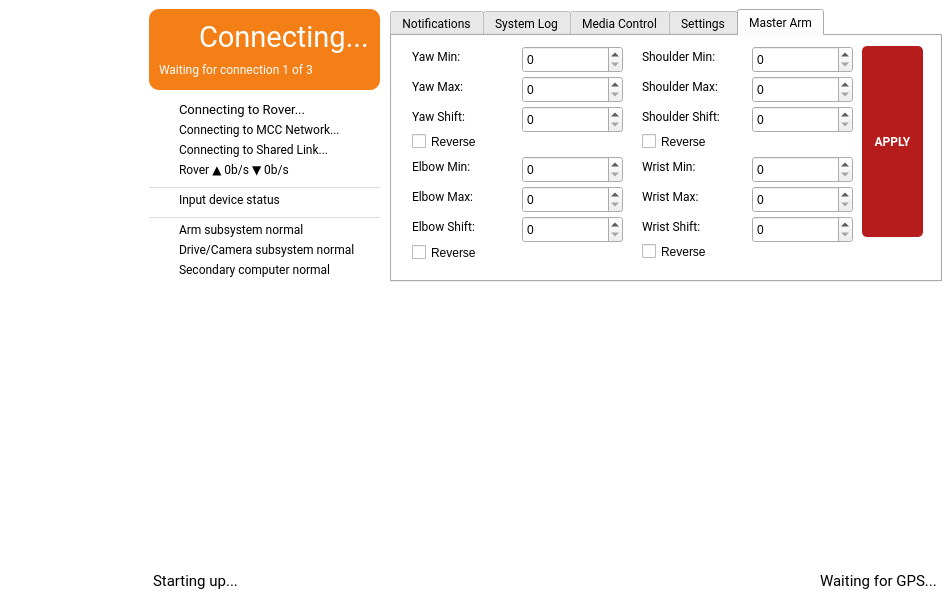
Old version of the form MissionControl/soromainwindow.ui in the repository wuspy/soro.
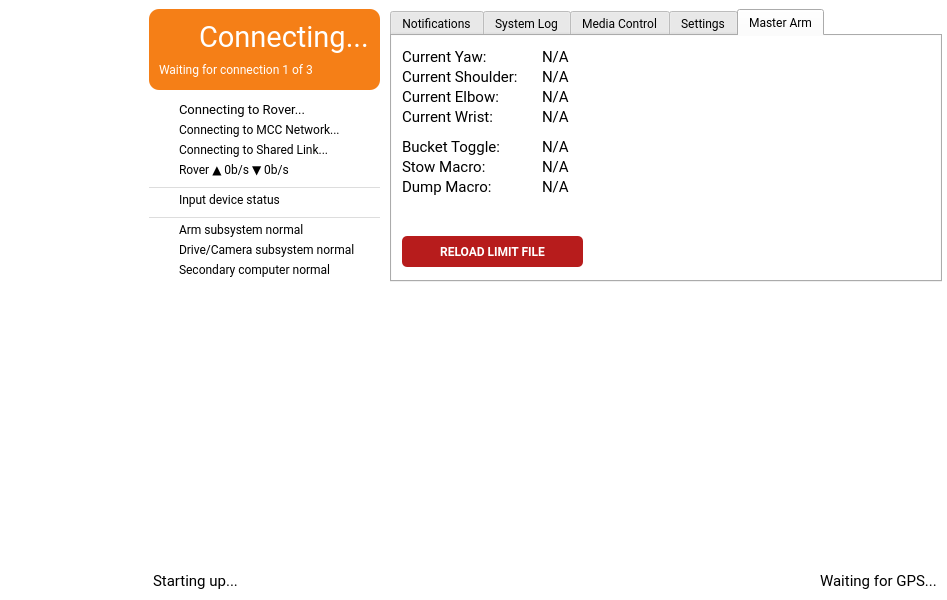
New version of the form. The open tabs and pages were chosen to show the change. Custom widgets are drawn as their Qt base class.

Commit message: Add master arm configuration page

What changed in the file:
```diff
--- a/MissionControl/soromainwindow.ui
+++ b/MissionControl/soromainwindow.ui
@@ -924,473 +924,13 @@
         <attribute name="title">
          <string>Master Arm</string>
         </attribute>
-        <widget class="QSpinBox" name="spinBox">
+        <widget class="QPushButton" name="masterarm_reloadFileButton">
          <property name="geometry">
           <rect>
-           <x>130</x>
-           <y>10</y>
-           <width>101</width>
-           <height>27</height>
-          </rect>
-         </property>
-         <property name="maximum">
-          <number>65535</number>
-         </property>
-         <property name="singleStep">
-          <number>10</number>
-         </property>
-        </widget>
-        <widget class="QLabel" name="label_2">
-         <property name="geometry">
-          <rect>
-           <x>20</x>
-           <y>10</y>
-           <width>111</width>
-           <height>21</height>
-          </rect>
-         </property>
-         <property name="font">
-          <font>
-           <family>Roboto</family>
-          </font>
-         </property>
-         <property name="text">
-          <string>Yaw Min:</string>
-         </property>
-        </widget>
-        <widget class="QLabel" name="label_3">
-         <property name="geometry">
-          <rect>
-           <x>20</x>
-           <y>40</y>
-           <width>111</width>
-           <height>21</height>
-          </rect>
-         </property>
-         <property name="font">
-          <font>
-           <family>Roboto</family>
-          </font>
-         </property>
-         <property name="text">
-          <string>Yaw Max:</string>
-         </property>
-        </widget>
-        <widget class="QSpinBox" name="yawMaxSpinBox">
-         <property name="geometry">
-          <rect>
-           <x>130</x>
-           <y>40</y>
-           <width>101</width>
-           <height>27</height>
-          </rect>
-         </property>
-         <property name="maximum">
-          <number>65535</number>
-         </property>
-         <property name="singleStep">
-          <number>10</number>
-         </property>
-        </widget>
-        <widget class="QLabel" name="label_4">
-         <property name="geometry">
-          <rect>
-           <x>20</x>
-           <y>70</y>
-           <width>111</width>
-           <height>21</height>
-          </rect>
-         </property>
-         <property name="font">
-          <font>
-           <family>Roboto</family>
-          </font>
-         </property>
-         <property name="text">
-          <string>Yaw Shift:</string>
-         </property>
-        </widget>
-        <widget class="QSpinBox" name="yawShiftSpinBox">
-         <property name="geometry">
-          <rect>
-           <x>130</x>
-           <y>70</y>
-           <width>101</width>
-           <height>27</height>
-          </rect>
-         </property>
-         <property name="maximum">
-          <number>65535</number>
-         </property>
-         <property name="singleStep">
-          <number>10</number>
-         </property>
-        </widget>
-        <widget class="QLabel" name="label_5">
-         <property name="geometry">
-          <rect>
-           <x>20</x>
-           <y>150</y>
-           <width>111</width>
-           <height>21</height>
-          </rect>
-         </property>
-         <property name="font">
-          <font>
-           <family>Roboto</family>
-          </font>
-         </property>
-         <property name="text">
-          <string>Elbow Max:</string>
-         </property>
-        </widget>
-        <widget class="QLabel" name="label_6">
-         <property name="geometry">
-          <rect>
-           <x>20</x>
-           <y>180</y>
-           <width>111</width>
-           <height>21</height>
-          </rect>
-         </property>
-         <property name="font">
-          <font>
-           <family>Roboto</family>
-          </font>
-         </property>
-         <property name="text">
-          <string>Elbow Shift:</string>
-         </property>
-        </widget>
-        <widget class="QLabel" name="label_7">
-         <property name="geometry">
-          <rect>
-           <x>20</x>
-           <y>120</y>
-           <width>111</width>
-           <height>21</height>
-          </rect>
-         </property>
-         <property name="font">
-          <font>
-           <family>Roboto</family>
-          </font>
-         </property>
-         <property name="text">
-          <string>Elbow Min:</string>
-         </property>
-        </widget>
-        <widget class="QSpinBox" name="elbowShiftSpinBox">
-         <property name="geometry">
-          <rect>
-           <x>130</x>
-           <y>180</y>
-           <width>101</width>
-           <height>27</height>
-          </rect>
-         </property>
-         <property name="maximum">
-          <number>65535</number>
-         </property>
-         <property name="singleStep">
-          <number>10</number>
-         </property>
-        </widget>
-        <widget class="QSpinBox" name="elbowMaxSpinBox">
-         <property name="geometry">
-          <rect>
-           <x>130</x>
-           <y>150</y>
-           <width>101</width>
-           <height>27</height>
-          </rect>
-         </property>
-         <property name="maximum">
-          <number>65535</number>
-         </property>
-         <property name="singleStep">
-          <number>10</number>
-         </property>
-        </widget>
-        <widget class="QSpinBox" name="elbowMinSpinBox">
-         <property name="geometry">
-          <rect>
-           <x>130</x>
-           <y>120</y>
-           <width>101</width>
-           <height>27</height>
-          </rect>
-         </property>
-         <property name="maximum">
-          <number>65535</number>
-         </property>
-         <property name="singleStep">
-          <number>10</number>
-         </property>
-        </widget>
-        <widget class="QLabel" name="label_8">
-         <property name="geometry">
-          <rect>
-           <x>250</x>
-           <y>70</y>
-           <width>111</width>
-           <height>21</height>
-          </rect>
-         </property>
-         <property name="font">
-          <font>
-           <family>Roboto</family>
-          </font>
-         </property>
-         <property name="text">
-          <string>Shoulder Shift:</string>
-         </property>
-        </widget>
-        <widget class="QSpinBox" name="shoulderMaxSpinBox">
-         <property name="geometry">
-          <rect>
-           <x>360</x>
-           <y>40</y>
-           <width>101</width>
-           <height>27</height>
-          </rect>
-         </property>
-         <property name="maximum">
-          <number>65535</number>
-         </property>
-         <property name="singleStep">
-          <number>10</number>
-         </property>
-        </widget>
-        <widget class="QSpinBox" name="shoulderShiftSpinBox">
-         <property name="geometry">
-          <rect>
-           <x>360</x>
-           <y>70</y>
-           <width>101</width>
-           <height>27</height>
-          </rect>
-         </property>
-         <property name="maximum">
-          <number>65535</number>
-         </property>
-         <property name="singleStep">
-          <number>10</number>
-         </property>
-        </widget>
-        <widget class="QSpinBox" name="shoulderMinSpinBox">
-         <property name="geometry">
-          <rect>
-           <x>360</x>
-           <y>10</y>
-           <width>101</width>
-           <height>27</height>
-          </rect>
-         </property>
-         <property name="maximum">
-          <number>65535</number>
-         </property>
-         <property name="singleStep">
-          <number>10</number>
-         </property>
-        </widget>
-        <widget class="QLabel" name="label_9">
-         <property name="geometry">
-          <rect>
-           <x>250</x>
-           <y>40</y>
-           <width>111</width>
-           <height>21</height>
-          </rect>
-         </property>
-         <property name="font">
-          <font>
-           <family>Roboto</family>
-          </font>
-         </property>
-         <property name="text">
-          <string>Shoulder Max:</string>
-         </property>
-        </widget>
-        <widget class="QLabel" name="label_10">
-         <property name="geometry">
-          <rect>
-           <x>250</x>
-           <y>10</y>
-           <width>111</width>
-           <height>21</height>
-          </rect>
-         </property>
-         <property name="font">
-          <font>
-           <family>Roboto</family>
-          </font>
-         </property>
-         <property name="text">
-          <string>Shoulder Min:</string>
-         </property>
-        </widget>
-        <widget class="QLabel" name="label_11">
-         <property name="geometry">
-          <rect>
-           <x>250</x>
-           <y>180</y>
-           <width>111</width>
-           <height>21</height>
-          </rect>
-         </property>
-         <property name="font">
-          <font>
-           <family>Roboto</family>
-          </font>
-         </property>
-         <property name="text">
-          <string>Wrist Shift:</string>
-         </property>
-        </widget>
-        <widget class="QSpinBox" name="wristMinSpinBox">
-         <property name="geometry">
-          <rect>
-           <x>360</x>
-           <y>120</y>
-           <width>101</width>
-           <height>27</height>
-          </rect>
-         </property>
-         <property name="maximum">
-          <number>65535</number>
-         </property>
-         <property name="singleStep">
-          <number>10</number>
-         </property>
-        </widget>
-        <widget class="QLabel" name="label_12">
-         <property name="geometry">
-          <rect>
-           <x>250</x>
-           <y>120</y>
-           <width>111</width>
-           <height>21</height>
-          </rect>
-         </property>
-         <property name="font">
-          <font>
-           <family>Roboto</family>
-          </font>
-         </property>
-         <property name="text">
-          <string>Wrist Min:</string>
-         </property>
-        </widget>
-        <widget class="QLabel" name="label_13">
-         <property name="geometry">
-          <rect>
-           <x>250</x>
-           <y>150</y>
-           <width>111</width>
-           <height>21</height>
-          </rect>
-         </property>
-         <property name="font">
-          <font>
-           <family>Roboto</family>
-          </font>
-         </property>
-         <property name="text">
-          <string>Wrist Max:</string>
-         </property>
-        </widget>
-        <widget class="QSpinBox" name="wristShiftSpinBox">
-         <property name="geometry">
-          <rect>
-           <x>360</x>
-           <y>180</y>
-           <width>101</width>
-           <height>27</height>
-          </rect>
-         </property>
-         <property name="maximum">
-          <number>65535</number>
-         </property>
-         <property name="singleStep">
-          <number>10</number>
-         </property>
-        </widget>
-        <widget class="QSpinBox" name="wristMaxSpinBox">
-         <property name="geometry">
-          <rect>
-           <x>360</x>
-           <y>150</y>
-           <width>101</width>
-           <height>27</height>
-          </rect>
-         </property>
-         <property name="maximum">
-          <number>65535</number>
-         </property>
-         <property name="singleStep">
-          <number>10</number>
-         </property>
-        </widget>
-        <widget class="QCheckBox" name="elbowReverseCheckBox">
-         <property name="geometry">
-          <rect>
-           <x>20</x>
-           <y>201</y>
-           <width>97</width>
-           <height>31</height>
-          </rect>
-         </property>
-         <property name="text">
-          <string>Reverse</string>
-         </property>
-        </widget>
-        <widget class="QCheckBox" name="yawReverseCheckBox">
-         <property name="geometry">
-          <rect>
-           <x>20</x>
-           <y>90</y>
-           <width>97</width>
-           <height>31</height>
-          </rect>
-         </property>
-         <property name="text">
-          <string>Reverse</string>
-         </property>
-        </widget>
-        <widget class="QCheckBox" name="shoulderReverseCheckBox">
-         <property name="geometry">
-          <rect>
-           <x>250</x>
-           <y>90</y>
-           <width>97</width>
-           <height>31</height>
-          </rect>
-         </property>
-         <property name="text">
-          <string>Reverse</string>
-         </property>
-        </widget>
-        <widget class="QCheckBox" name="wristReverseCheckBox">
-         <property name="geometry">
-          <rect>
-           <x>250</x>
+           <x>10</x>
            <y>200</y>
-           <width>97</width>
+           <width>181</width>
            <height>31</height>
-          </rect>
-         </property>
-         <property name="text">
-          <string>Reverse</string>
-         </property>
-        </widget>
-        <widget class="QPushButton" name="applyMasterArmUpdateButton">
-         <property name="geometry">
-          <rect>
-           <x>470</x>
-           <y>10</y>
-           <width>61</width>
-           <height>191</height>
           </rect>
          </property>
          <property name="font">
@@ -1406,12 +946,306 @@
 background-color: #b71c1c;</string>
          </property>
          <property name="text">
-          <string>APPLY</string>
+          <string>RELOAD LIMIT FILE</string>
          </property>
          <property name="flat">
           <bool>true</bool>
          </property>
         </widget>
+        <widget class="QLabel" name="sys_armSubsystemLabel_2">
+         <property name="geometry">
+          <rect>
+           <x>10</x>
+           <y>10</y>
+           <width>131</width>
+           <height>21</height>
+          </rect>
+         </property>
+         <property name="font">
+          <font>
+           <family>Roboto</family>
+           <pointsize>11</pointsize>
+           <weight>50</weight>
+           <bold>false</bold>
+          </font>
+         </property>
+         <property name="text">
+          <string>Current Yaw:</string>
+         </property>
+        </widget>
+        <widget class="QLabel" name="sys_armSubsystemLabel_3">
+         <property name="geometry">
+          <rect>
+           <x>10</x>
+           <y>30</y>
+           <width>131</width>
+           <height>21</height>
+          </rect>
+         </property>
+         <property name="font">
+          <font>
+           <family>Roboto</family>
+           <pointsize>11</pointsize>
+           <weight>50</weight>
+           <bold>false</bold>
+          </font>
+         </property>
+         <property name="text">
+          <string>Current Shoulder:</string>
+         </property>
+        </widget>
+        <widget class="QLabel" name="sys_armSubsystemLabel_4">
+         <property name="geometry">
+          <rect>
+           <x>10</x>
+           <y>50</y>
+           <width>131</width>
+           <height>21</height>
+          </rect>
+         </property>
+         <property name="font">
+          <font>
+           <family>Roboto</family>
+           <pointsize>11</pointsize>
+           <weight>50</weight>
+           <bold>false</bold>
+          </font>
+         </property>
+         <property name="text">
+          <string>Current Elbow:</string>
+         </property>
+        </widget>
+        <widget class="QLabel" name="sys_armSubsystemLabel_5">
+         <property name="geometry">
+          <rect>
+           <x>10</x>
+           <y>70</y>
+           <width>131</width>
+           <height>21</height>
+          </rect>
+         </property>
+         <property name="font">
+          <font>
+           <family>Roboto</family>
+           <pointsize>11</pointsize>
+           <weight>50</weight>
+           <bold>false</bold>
+          </font>
+         </property>
+         <property name="text">
+          <string>Current Wrist:</string>
+         </property>
+        </widget>
+        <widget class="QLabel" name="masterarm_yawValueLabel">
+         <property name="geometry">
+          <rect>
+           <x>150</x>
+           <y>10</y>
+           <width>71</width>
+           <height>21</height>
+          </rect>
+         </property>
+         <property name="font">
+          <font>
+           <family>Roboto</family>
+           <pointsize>11</pointsize>
+           <weight>50</weight>
+           <bold>false</bold>
+          </font>
+         </property>
+         <property name="text">
+          <string>N/A</string>
+         </property>
+        </widget>
+        <widget class="QLabel" name="masterarm_shoulderValueLabel">
+         <property name="geometry">
+          <rect>
+           <x>150</x>
+           <y>30</y>
+           <width>71</width>
+           <height>21</height>
+          </rect>
+         </property>
+         <property name="font">
+          <font>
+           <family>Roboto</family>
+           <pointsize>11</pointsize>
+           <weight>50</weight>
+           <bold>false</bold>
+          </font>
+         </property>
+         <property name="text">
+          <string>N/A</string>
+         </property>
+        </widget>
+        <widget class="QLabel" name="masterarm_elbowValueLabel">
+         <property name="geometry">
+          <rect>
+           <x>150</x>
+           <y>50</y>
+           <width>71</width>
+           <height>21</height>
+          </rect>
+         </property>
+         <property name="font">
+          <font>
+           <family>Roboto</family>
+           <pointsize>11</pointsize>
+           <weight>50</weight>
+           <bold>false</bold>
+          </font>
+         </property>
+         <property name="text">
+          <string>N/A</string>
+         </property>
+        </widget>
+        <widget class="QLabel" name="masterarm_wristValueLabel">
+         <property name="geometry">
+          <rect>
+           <x>150</x>
+           <y>70</y>
+           <width>71</width>
+           <height>21</height>
+          </rect>
+         </property>
+         <property name="font">
+          <font>
+           <family>Roboto</family>
+           <pointsize>11</pointsize>
+           <weight>50</weight>
+           <bold>false</bold>
+          </font>
+         </property>
+         <property name="text">
+          <string>N/A</string>
+         </property>
+        </widget>
+        <widget class="QLabel" name="sys_armSubsystemLabel_10">
+         <property name="geometry">
+          <rect>
+           <x>10</x>
+           <y>120</y>
+           <width>131</width>
+           <height>21</height>
+          </rect>
+         </property>
+         <property name="font">
+          <font>
+           <family>Roboto</family>
+           <pointsize>11</pointsize>
+           <weight>50</weight>
+           <bold>false</bold>
+          </font>
+         </property>
+         <property name="text">
+          <string>Stow Macro:</string>
+         </property>
+        </widget>
+        <widget class="QLabel" name="masterarm_stowMacroValueLabel">
+         <property name="geometry">
+          <rect>
+           <x>150</x>
+           <y>120</y>
+           <width>71</width>
+           <height>21</height>
+          </rect>
+         </property>
+         <property name="font">
+          <font>
+           <family>Roboto</family>
+           <pointsize>11</pointsize>
+           <weight>50</weight>
+           <bold>false</bold>
+          </font>
+         </property>
+         <property name="text">
+          <string>N/A</string>
+         </property>
+        </widget>
+        <widget class="QLabel" name="sys_armSubsystemLabel_12">
+         <property name="geometry">
+          <rect>
+           <x>10</x>
+           <y>140</y>
+           <width>131</width>
+           <height>21</height>
+          </rect>
+         </property>
+         <property name="font">
+          <font>
+           <family>Roboto</family>
+           <pointsize>11</pointsize>
+           <weight>50</weight>
+           <bold>false</bold>
+          </font>
+         </property>
+         <property name="text">
+          <string>Dump Macro:</string>
+         </property>
+        </widget>
+        <widget class="QLabel" name="masterarm_dumpMacroValueLabel">
+         <property name="geometry">
+          <rect>
+           <x>150</x>
+           <y>140</y>
+           <width>71</width>
+           <height>21</height>
+          </rect>
+         </property>
+         <property name="font">
+          <font>
+           <family>Roboto</family>
+           <pointsize>11</pointsize>
+           <weight>50</weight>
+           <bold>false</bold>
+          </font>
+         </property>
+         <property name="text">
+          <string>N/A</string>
+         </property>
+        </widget>
+        <widget class="QLabel" name="sys_armSubsystemLabel_11">
+         <property name="geometry">
+          <rect>
+           <x>10</x>
+           <y>100</y>
+           <width>131</width>
+           <height>21</height>
+          </rect>
+         </property>
+         <property name="font">
+          <font>
+           <family>Roboto</family>
+           <pointsize>11</pointsize>
+           <weight>50</weight>
+           <bold>false</bold>
+          </font>
+         </property>
+         <property name="text">
+          <string>Bucket Toggle:</string>
+         </property>
+        </widget>
+        <widget class="QLabel" name="masterarm_bucketToggleValueLabel">
+         <property name="geometry">
+          <rect>
+           <x>150</x>
+           <y>100</y>
+           <width>71</width>
+           <height>21</height>
+          </rect>
+         </property>
+         <property name="font">
+          <font>
+           <family>Roboto</family>
+           <pointsize>11</pointsize>
+           <weight>50</weight>
+           <bold>false</bold>
+          </font>
+         </property>
+         <property name="text">
+          <string>N/A</string>
+         </property>
+        </widget>
        </widget>
       </widget>
      </item>
```
Left out of the diff: 2 changed lines with no effect on the pictures. The commit also changes 5 other files.
